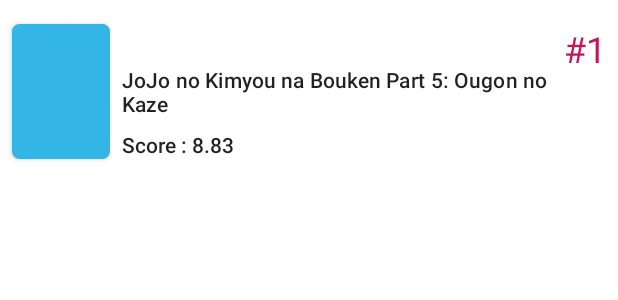
After one commit to riluq/AnimeApp, an Android app: the layout top_favorite_list_item.xml on its own in the app's theme, with its tools: preview values and no code run, on a phone screen of 412 x 824 dp. The commit adds this screen. Shown: the top 300 px of the screen. Run offline under Robolectric (Android 15) with nearby library versions, the phone set to English and light mode, and no system bars.

Commit message:
TopFavorite Completed

```diff
--- a/app/src/main/java/com/riluq/animeapp/network/JikanMoeApiService.kt
+++ b/app/src/main/java/com/riluq/animeapp/network/JikanMoeApiService.kt
@@ -29,6 +29,9 @@ interface JikanMoeApiService {
     fun getTopUpcomingAsync():
             Deferred<TopUpcomingResponse>
 
+    @GET("top/anime/1/favorite")
+    fun getTopFavoriteAsync():
+            Deferred<TopFavoriteResponse>
 }
 
 object JikanMoeApi {
--- /dev/null
+++ b/app/src/main/java/com/riluq/animeapp/network/TopFavoriteResponse.kt
@@ -0,0 +1,3 @@
+package com.riluq.animeapp.network
+
+data class TopFavoriteResponse (val top: List<TopFavorite>)
--- a/app/src/main/java/com/riluq/animeapp/topairing/TopAiringAdapter.kt
+++ b/app/src/main/java/com/riluq/animeapp/topairing/TopAiringAdapter.kt
@@ -29,8 +29,8 @@ class TopAiringAdapter: ListAdapter<TopAiring, TopAiringAdapter.TopAiringViewHol
         companion object {
             fun from(parent: ViewGroup): TopAiringViewHolder {
                 val layoutInflater = LayoutInflater.from(parent.context)
-                val bindng = TopAiringListItemBinding.inflate(layoutInflater, parent, false)
-                return TopAiringViewHolder(bindng)
+                val binding = TopAiringListItemBinding.inflate(layoutInflater, parent, false)
+                return TopAiringViewHolder(binding)
             }
         }
     }
--- a/app/src/main/java/com/riluq/animeapp/topairing/TopAiringFragment.kt
+++ b/app/src/main/java/com/riluq/animeapp/topairing/TopAiringFragment.kt
@@ -24,7 +24,6 @@ class TopAiringFragment : Fragment() {
     ): View? {
         val binding = FragmentTopAiringBinding.inflate(inflater)
         binding.lifecycleOwner = this
-        // Inflate the layout for this fragment
         binding.viewModel = viewModel
 
         binding.srlTopAiring.setColorSchemeResources(R.color.secondaryColor,
--- /dev/null
+++ b/app/src/main/res/layout/top_favorite_list_item.xml
@@ -0,0 +1,63 @@
+<?xml version="1.0" encoding="utf-8"?>
+<layout xmlns:android="http://schemas.android.com/apk/res/android" xmlns:app="http://schemas.android.com/apk/res-auto"
+        xmlns:tools="http://schemas.android.com/tools">
+    <data>
+        <variable name="topFavorite" type="com.riluq.animeapp.network.TopFavorite"/>
+    </data>
+    <androidx.constraintlayout.widget.ConstraintLayout
+            android:layout_width="match_parent"
+            android:layout_height="wrap_content">
+
+        <com.google.android.material.card.MaterialCardView
+                android:id="@+id/mcv_list"
+                android:layout_width="65dp"
+                android:layout_height="90dp"
+                app:cardCornerRadius="5dp"
+                app:cardElevation="2dp"
+                app:layout_constraintTop_toTopOf="parent"
+                android:layout_marginBottom="16dp" app:layout_constraintBottom_toBottomOf="parent"
+                app:layout_constraintStart_toStartOf="parent" android:layout_marginStart="8dp"
+                android:layout_marginTop="16dp">
+            <ImageView
+                    android:id="@+id/img_list"
+                    android:layout_width="65dp"
+                    android:layout_height="match_parent"
+                    android:scaleType="centerCrop"
+                    tools:srcCompat="@android:color/holo_blue_light"
+                    app:imageUrl="@{topFavorite.imageUrlTopFavorite}"/>
+        </com.google.android.material.card.MaterialCardView>
+
+        <TextView
+                android:id="@+id/tv_title_list"
+                tools:text="JoJo no Kimyou na Bouken Part 5: Ougon no Kaze"
+                android:layout_width="0dp"
+                android:layout_height="wrap_content"
+                android:textAppearance="@style/TextAppearance.MaterialComponents.Subtitle2"
+                app:layout_constraintStart_toEndOf="@+id/mcv_list"
+                android:layout_marginStart="8dp" app:layout_constraintTop_toTopOf="@+id/mcv_list"
+                app:layout_constraintBottom_toBottomOf="@+id/mcv_list"
+                android:layout_marginEnd="8dp" app:layout_constraintEnd_toStartOf="@+id/tv_rank_list"
+                app:textTitle="@{topFavorite.titleTopFavorite}"/>
+        <TextView
+                android:id="@+id/tv_rank_list"
+                tools:text="#1"
+                android:textColor="?attr/colorSecondary"
+                android:layout_width="wrap_content"
+                android:layout_height="wrap_content"
+                android:textAppearance="@style/TextAppearance.MaterialComponents.Headline5"
+                app:layout_constraintEnd_toEndOf="parent" android:layout_marginEnd="8dp"
+                app:layout_constraintTop_toTopOf="@+id/mcv_list"
+                app:textRank="@{topFavorite.rankTopFavorite}"/>
+        <TextView
+                android:id="@+id/tv_score_list"
+                android:layout_width="wrap_content"
+                android:layout_height="wrap_content"
+                android:textAppearance="@style/TextAppearance.AppCompat.Body2"
+                app:layout_constraintTop_toBottomOf="@+id/tv_title_list"
+                app:layout_constraintStart_toEndOf="@+id/mcv_list" android:layout_marginStart="8dp"
+                app:layout_constraintBottom_toBottomOf="@+id/mcv_list" android:layout_marginTop="8dp"
+                tools:text="Score : 8.83"
+                app:textScore="@{topFavorite.scoreTopFavorite}"/>
+
+    </androidx.constraintlayout.widget.ConstraintLayout>
+</layout>
```
Also changed, not shown: app/src/main/java/com/riluq/animeapp/BindingAdapters.kt (+8 -0 lines), app/src/main/java/com/riluq/animeapp/network/TopFavorite.kt (added, +38 -0 lines), app/src/main/java/com/riluq/animeapp/topfavorite/TopFavoriteAdapter.kt (added, +52 -0 lines), app/src/main/java/com/riluq/animeapp/topfavorite/TopFavoriteFragment.kt (+24 -11 lines), app/src/main/java/com/riluq/animeapp/topfavorite/TopFavoriteViewModel.kt (+49 -1 lines), app/src/main/res/layout/fragment_top_favorite.xml (+38 -10 lines).
